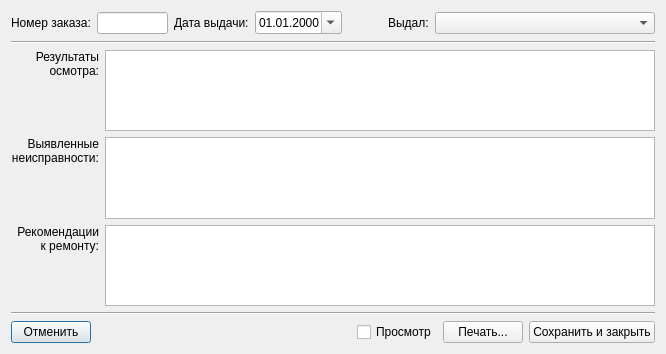
First picture: the form in RepairCenter/giveorderdiag.ui, repository Feo-d-oR/YARC, before the edit.
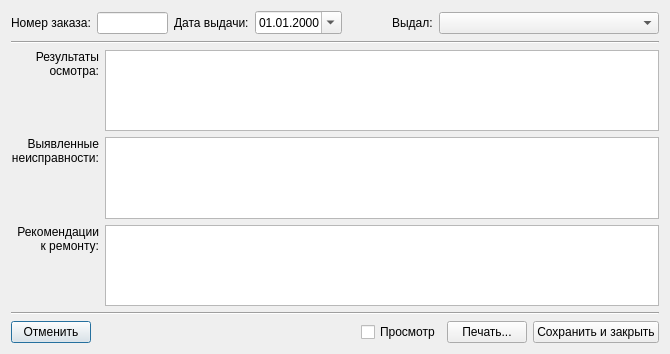
Second picture: the form after the edit. Icons and pictures are not drawn.

```diff
--- a/RepairCenter/giveorderdiag.ui
+++ b/RepairCenter/giveorderdiag.ui
@@ -6,7 +6,7 @@
    <rect>
     <x>0</x>
     <y>0</y>
-    <width>666</width>
+    <width>670</width>
     <height>354</height>
    </rect>
   </property>
```
Left out of the diff: 2 changed lines with no effect on the pictures.
